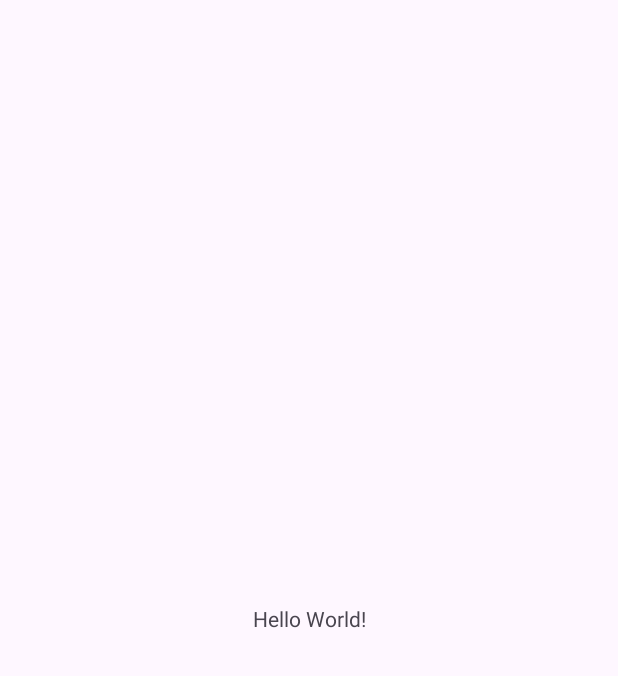
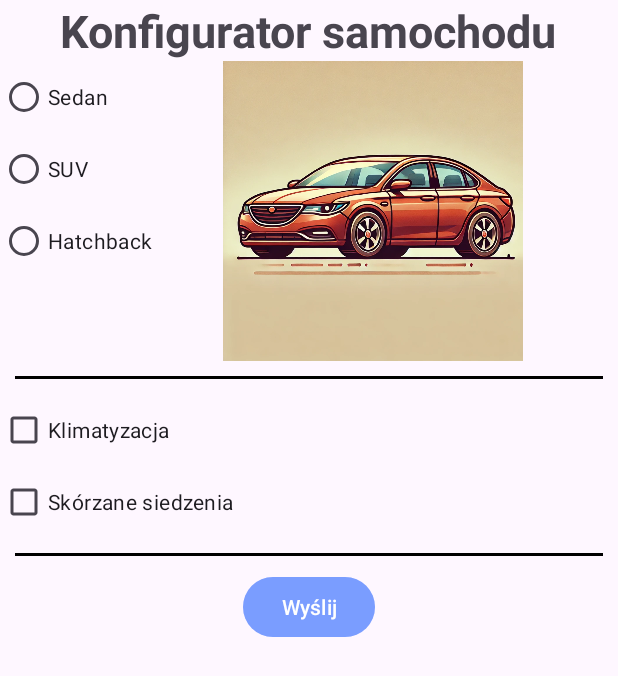
Before and after one commit to wojtekkobylo/konfiguratorSamochodu, an Android app: the screen it shows after launch (MainActivity), on a phone screen of 412 x 824 dp. Before the commit the part shown is almost empty. Shown: the top 676 px of the screen. Run offline under Robolectric (Android 15) with nearby library versions, the phone set to English and light mode, and no system bars.

Commit message:
imageView change + layout

```diff
--- a/app/src/main/java/com/example/konfiguratorsamochodu/MainActivity.kt
+++ b/app/src/main/java/com/example/konfiguratorsamochodu/MainActivity.kt
@@ -1,6 +1,12 @@
 package com.example.konfiguratorsamochodu
 
 import android.os.Bundle
+import android.widget.Button
+import android.widget.CheckBox
+import android.widget.ImageView
+import android.widget.RadioGroup
+import android.widget.SeekBar
+import android.widget.TextView
 import androidx.activity.enableEdgeToEdge
 import androidx.appcompat.app.AppCompatActivity
 import androidx.core.view.ViewCompat
@@ -16,5 +22,32 @@ class MainActivity : AppCompatActivity() {
             v.setPadding(systemBars.left, systemBars.top, systemBars.right, systemBars.bottom)
             insets
         }
+        val radioGroup = findViewById<RadioGroup>(R.id.radioGroup)
+        val checkBoxKlima = findViewById<CheckBox>(R.id.checkKlima)
+        val checkBoxSiedzenia = findViewById<CheckBox>(R.id.checkBoxSiedzenia)
+        val imageView = findViewById<ImageView>(R.id.imageView)
+        val buttonKonfig = findViewById<Button>(R.id.buttonKonfig)
+
+        var rodzajAuta =""
+        var autoZdjecie = R.drawable.suv
+
+        radioGroup.setOnCheckedChangeListener { _, checkedId ->
+            autoZdjecie = when (checkedId) {
+                R.id.radioSUV -> R.drawable.suv
+                R.id.radioSedan -> R.drawable.sedan
+                R.id.radioHatchBack -> R.drawable.hatchback
+                else -> R.drawable.suv
+            }
+
+            rodzajAuta = when (checkedId) {
+                R.id.radioSUV -> "SUV"
+                R.id.radioSedan -> "Sedan"
+                R.id.radioHatchBack -> "Hatchback"
+                else -> ""
+            }
+
+
+            imageView.setImageResource(autoZdjecie)
+        }
     }
 }
--- a/app/src/main/res/layout/activity_main.xml
+++ b/app/src/main/res/layout/activity_main.xml
@@ -1,19 +1,93 @@
 <?xml version="1.0" encoding="utf-8"?>
-<androidx.constraintlayout.widget.ConstraintLayout xmlns:android="http://schemas.android.com/apk/res/android"
+<LinearLayout
+    xmlns:android="http://schemas.android.com/apk/res/android"
     xmlns:app="http://schemas.android.com/apk/res-auto"
     xmlns:tools="http://schemas.android.com/tools"
     android:id="@+id/main"
     android:layout_width="match_parent"
     android:layout_height="match_parent"
-    tools:context=".MainActivity">
+    tools:context=".MainActivity"
+    android:orientation="vertical">
+
 
     <TextView
         android:layout_width="wrap_content"
         android:layout_height="wrap_content"
-        android:text="Hello World!"
-        app:layout_constraintBottom_toBottomOf="parent"
-        app:layout_constraintEnd_toEndOf="parent"
-        app:layout_constraintStart_toStartOf="parent"
-        app:layout_constraintTop_toTopOf="parent" />
+        android:layout_gravity="center"
+        android:textStyle="bold"
+        android:textSize="30dp"
+        android:text="Konfigurator samochodu"
+        />
 
-</androidx.constraintlayout.widget.ConstraintLayout>
+    <LinearLayout
+        android:layout_width="match_parent"
+        android:layout_height="wrap_content"
+        android:orientation="horizontal">
+
+        <RadioGroup
+            android:id="@+id/radioGroup"
+            android:layout_width="wrap_content"
+            android:layout_height="wrap_content">
+            <RadioButton
+                android:id="@+id/radioSedan"
+                android:layout_width="wrap_content"
+                android:layout_height="wrap_content"
+                android:text="Sedan" />
+            <RadioButton
+                android:id="@+id/radioSUV"
+                android:layout_width="wrap_content"
+                android:layout_height="wrap_content"
+                android:text="SUV" />
+            <RadioButton
+                android:id="@+id/radioHatchBack"
+                android:layout_width="wrap_content"
+                android:layout_height="wrap_content"
+                android:text="Hatchback" />
+        </RadioGroup>
+
+        <ImageView
+            android:id="@+id/imageView"
+            android:layout_width="294dp"
+            android:layout_height="200dp"
+            android:layout_gravity="right"
+            android:src="@drawable/sedan" />
+    </LinearLayout>
+
+    <View
+        android:layout_width="wrap_content"
+        android:layout_height="2dp"
+        android:layout_margin="10dp"
+        android:background="@color/black"
+
+        />
+    <CheckBox
+        android:id="@+id/checkKlima"
+        android:layout_width="wrap_content"
+        android:layout_height="wrap_content"
+        android:text="Klimatyzacja" />
+
+    <CheckBox
+        android:id="@+id/checkBoxSiedzenia"
+        android:layout_width="wrap_content"
+        android:layout_height="wrap_content"
+        android:text="Skórzane siedzenia" />
+
+    <View
+        android:layout_width="wrap_content"
+        android:layout_height="2dp"
+        android:layout_margin="10dp"
+        android:background="@color/black"/>
+    <Button
+        android:id="@+id/buttonKonfig"
+        android:layout_width="wrap_content"
+        android:layout_height="wrap_content"
+        android:text="Wyślij"
+        android:layout_gravity="center"
+        android:backgroundTint="#515f"
+        />
+    <TextView
+        android:layout_width="wrap_content"
+        android:layout_height="wrap_content"
+        android:text=""/>
+
+</LinearLayout>
```
Also changed, not shown: app/src/main/res/drawable/hatchback.png (added), app/src/main/res/drawable/sedan.png (added), app/src/main/res/drawable/suv.png (added).
